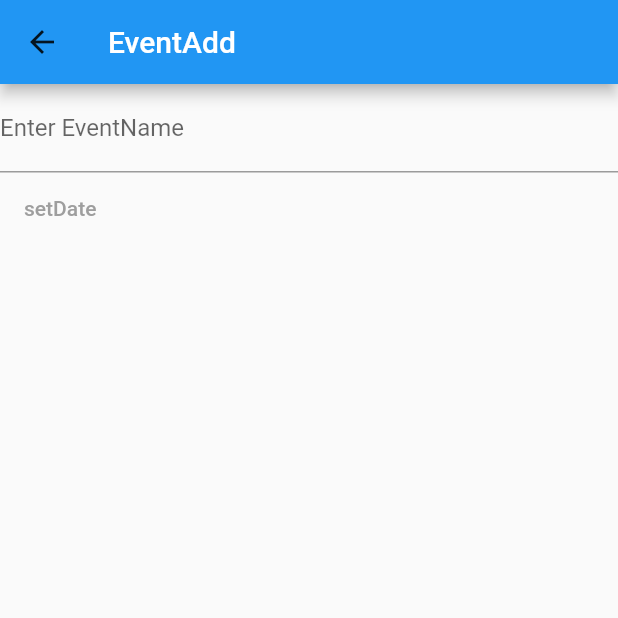
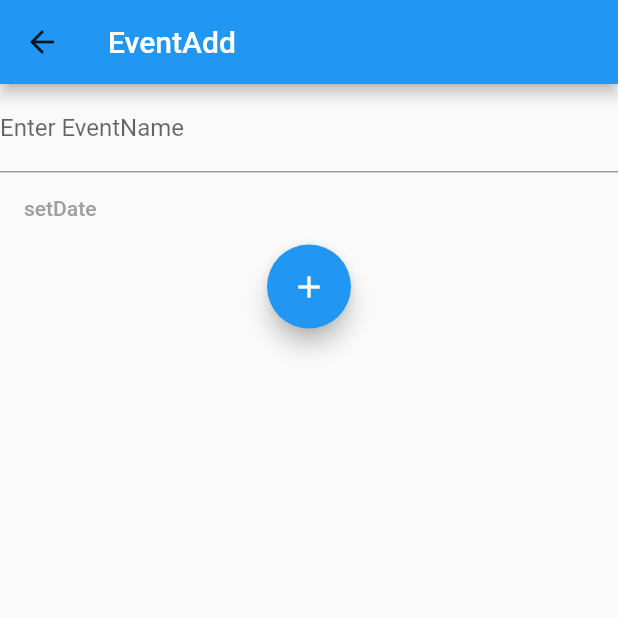
Before and after one commit to BlackFox1197/LobeventFrontend, a Flutter app: the EventAdd screen opened directly, on a phone screen of 412 x 824 dp, the top half of it. Run offline on Flutter 3.47's test engine with Material 2 defaults, Android fonts, the phone set to English and light mode, and no system bars; our stand-ins replace dio, flutter_datetime_picker; network calls fail.

Commit message:
added MyEvents  ready for integrating controller add function

```diff
--- a/lib/Presentation/Content/EventAdd.dart
+++ b/lib/Presentation/Content/EventAdd.dart
@@ -4,6 +4,7 @@ import 'package:flutter/material.dart';
 import 'package:flutter_datetime_picker/flutter_datetime_picker.dart';
 
 class EventAdd extends StatelessWidget {
+  String eventName;
   @override
   Widget build(BuildContext context) {
     return Scaffold(
@@ -19,6 +20,9 @@ class EventAdd extends StatelessWidget {
         children: <Widget>[
           TextFormField(
             decoration: InputDecoration(labelText: 'Enter EventName'),
+            onSaved: (String value) {
+              eventName = value;
+            },
           ),
           SizedBox(
               width: double.infinity,
@@ -38,9 +42,15 @@ class EventAdd extends StatelessWidget {
                   child: Align(
                       alignment: Alignment.centerLeft,
                       child: Text(
-                    'setDate',
-                    style: TextStyle(color: Colors.grey),
-                  )))),
+                        'setDate',
+                        style: TextStyle(color: Colors.grey),
+                      )))),
+          FloatingActionButton(
+            child: Icon(Icons.add),
+            onPressed: () {
+
+            },
+          )
         ],
       )),
     );
```
Also changed, not shown: lib/Presentation/Content/MyEvents.dart (+7 -0 lines).
